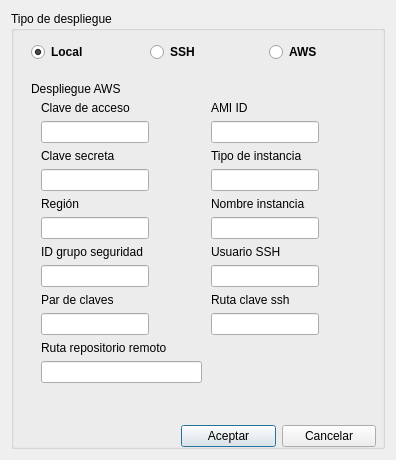
Old version of the form dialogs/ui/deploy_dialog.ui in the repository lbdudc/qgispublisher.
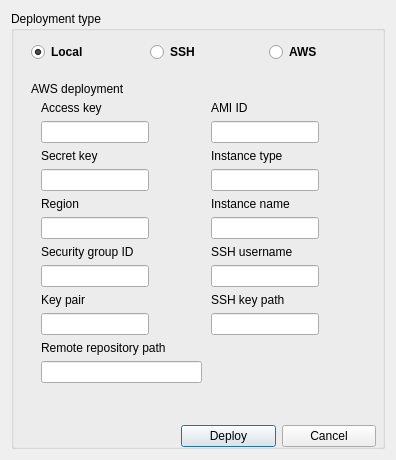
New version of the form. The open tabs and pages were chosen to show the change.

```diff
--- a/dialogs/ui/deploy_dialog.ui
+++ b/dialogs/ui/deploy_dialog.ui
@@ -23,7 +23,7 @@
       </font>
      </property>
      <property name="title">
-      <string>Tipo de despliegue</string>
+      <string>Deployment type</string>
      </property>
      <property name="flat">
       <bool>true</bool>
@@ -226,7 +226,7 @@
          </rect>
         </property>
         <property name="text">
-         <string>Despliegue AWS</string>
+         <string>AWS deployment</string>
         </property>
        </widget>
        <widget class="QWidget" name="widget_4" native="true">
@@ -265,7 +265,7 @@
          <item row="2" column="0">
           <widget class="QLabel" name="label_12">
            <property name="text">
-            <string>Tipo de instancia</string>
+            <string>Instance type</string>
            </property>
           </widget>
          </item>
@@ -275,7 +275,7 @@
          <item row="4" column="0">
           <widget class="QLabel" name="label_15">
            <property name="text">
-            <string>Nombre instancia</string>
+            <string>Instance name</string>
            </property>
           </widget>
          </item>
@@ -298,7 +298,7 @@
          <item row="6" column="0">
           <widget class="QLabel" name="label_14">
            <property name="text">
-            <string>Usuario SSH</string>
+            <string>SSH username</string>
            </property>
           </widget>
          </item>
@@ -308,7 +308,7 @@
          <item row="8" column="0">
           <widget class="QLabel" name="label_19">
            <property name="text">
-            <string>Ruta clave ssh</string>
+            <string>SSH key path</string>
            </property>
           </widget>
          </item>
@@ -333,14 +333,14 @@
          <item row="4" column="0">
           <widget class="QLabel" name="label_11">
            <property name="text">
-            <string>Región</string>
+            <string>Region</string>
            </property>
           </widget>
          </item>
          <item row="8" column="0">
           <widget class="QLabel" name="label_18">
            <property name="text">
-            <string>Par de claves</string>
+            <string>Key pair</string>
            </property>
           </widget>
          </item>
@@ -350,7 +350,7 @@
          <item row="10" column="0">
           <widget class="QLabel" name="label_20">
            <property name="text">
-            <string>Ruta repositorio remoto</string>
+            <string>Remote repository path</string>
            </property>
           </widget>
          </item>
@@ -399,21 +399,21 @@
          <item row="0" column="0">
           <widget class="QLabel" name="label_7">
            <property name="text">
-            <string>Clave de acceso</string>
+            <string>Access key</string>
            </property>
           </widget>
          </item>
          <item row="2" column="0">
           <widget class="QLabel" name="label_8">
            <property name="text">
-            <string>Clave secreta</string>
+            <string>Secret key</string>
            </property>
           </widget>
          </item>
          <item row="6" column="0">
           <widget class="QLabel" name="label_10">
            <property name="text">
-            <string>ID grupo seguridad</string>
+            <string>Security group ID</string>
            </property>
           </widget>
          </item>
@@ -488,14 +488,14 @@
        <item>
         <widget class="QPushButton" name="deployButton">
          <property name="text">
-          <string>Aceptar</string>
+          <string>Deploy</string>
          </property>
         </widget>
        </item>
        <item>
         <widget class="QPushButton" name="cancelButton">
          <property name="text">
-          <string>Cancelar</string>
+          <string>Cancel</string>
          </property>
         </widget>
        </item>
```
Left out of the diff: 14 changed lines with no effect on the pictures.
